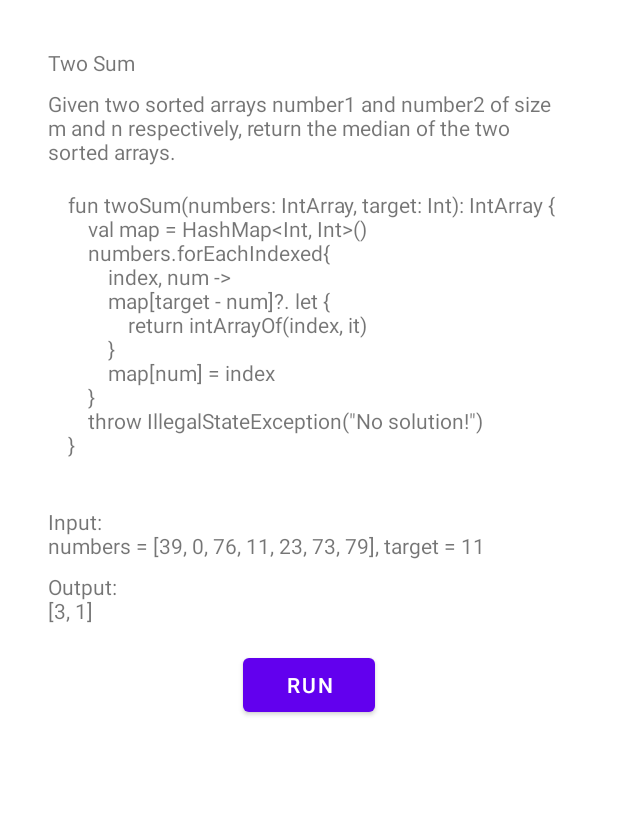
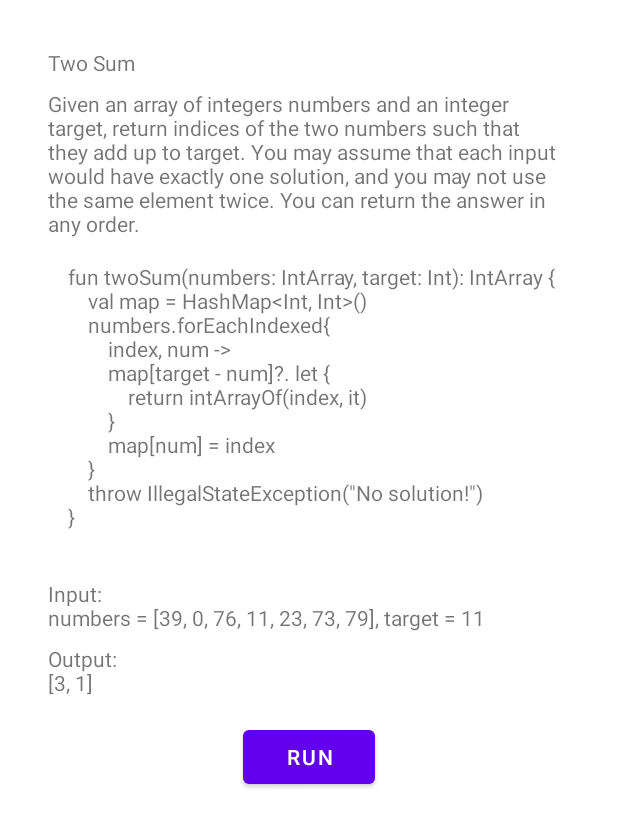
Before and after one commit to Deathhit/MyLeetCodeSolutions, an Android app: the screen it shows after launch (QuestionActivity), after a tap on "Two Sum", on a phone screen of 412 x 824 dp. Shown: the top 827 px of the screen. Run offline under Robolectric (Android 15) with nearby library versions, the phone set to English and light mode, and no system bars.

Commit message:
Correct references.

```diff
--- a/app/src/main/java/com/deathhit/myleetcodesolutions/MainActivity.kt
+++ b/app/src/main/java/com/deathhit/myleetcodesolutions/MainActivity.kt
@@ -28,7 +28,7 @@ class MainActivity : StateActivity<MainActivityViewModel.State, MainActivityView
             }
         })
 
-        savedInstanceState ?: kotlin.run { viewModel.addQuestionListFragment() }
+        savedInstanceState ?: viewModel.addQuestionListFragment()
     }
 
     override fun createViewModel(args: Bundle): MainActivityViewModel {
--- a/app/src/main/java/com/deathhit/myleetcodesolutions/QuestionActivity.kt
+++ b/app/src/main/java/com/deathhit/myleetcodesolutions/QuestionActivity.kt
@@ -43,7 +43,7 @@ class QuestionActivity :
             state.eventAddTwoSumFragment.signForEvent(this)?.let { addTwoSumFragment() }
         })
 
-        savedInstanceState ?: kotlin.run { viewModel.addTheTargetFragment() }
+        savedInstanceState ?: viewModel.addTheTargetFragment()
     }
 
     override fun onFragmentAttach(fragment: Fragment) {
--- a/app/src/main/java/com/deathhit/myleetcodesolutions/add_two_numbers/AddTwoNumbersFragment.kt
+++ b/app/src/main/java/com/deathhit/myleetcodesolutions/add_two_numbers/AddTwoNumbersFragment.kt
@@ -16,7 +16,7 @@ class AddTwoNumbersFragment : StateFragment<AddTwoNumbersViewModel.State, AddTwo
         private const val ID_TEXT_CODE = R.id.textView_code
         private const val ID_TEXT_INPUT = R.id.textView_input
         private const val ID_TEXT_OUTPUT = R.id.textView_output
-        private const val LAYOUT = R.layout.fragment_two_sum
+        private const val LAYOUT = R.layout.fragment_add_two_numbers
 
         fun create(): AddTwoNumbersFragment = AddTwoNumbersFragment()
     }
@@ -32,7 +32,7 @@ class AddTwoNumbersFragment : StateFragment<AddTwoNumbersViewModel.State, AddTwo
 
     override fun onCreate(savedInstanceState: Bundle?) {
         super.onCreate(savedInstanceState)
-        viewModel.run()
+        savedInstanceState ?: viewModel.run()
     }
 
     override fun onCreateView(
--- a/app/src/main/java/com/deathhit/myleetcodesolutions/question_list/QuestionListFragment.kt
+++ b/app/src/main/java/com/deathhit/myleetcodesolutions/question_list/QuestionListFragment.kt
@@ -29,7 +29,7 @@ class QuestionListFragment : StateFragment<QuestionListViewModel.State, Question
 
     override fun onCreate(savedInstanceState: Bundle?) {
         super.onCreate(savedInstanceState)
-        savedInstanceState ?: kotlin.run { viewModel.loadQuestionList() }
+        savedInstanceState ?: viewModel.loadQuestionList()
     }
 
     override fun onCreateView(
--- a/app/src/main/java/com/deathhit/myleetcodesolutions/two_sum/TwoSumFragment.kt
+++ b/app/src/main/java/com/deathhit/myleetcodesolutions/two_sum/TwoSumFragment.kt
@@ -32,7 +32,7 @@ class TwoSumFragment : StateFragment<TwoSumViewModel.State, TwoSumViewModel>() {
 
     override fun onCreate(savedInstanceState: Bundle?) {
         super.onCreate(savedInstanceState)
-        viewModel.run()
+        savedInstanceState ?: viewModel.run()
     }
 
     override fun onCreateView(
--- a/app/src/main/res/values/strings.xml
+++ b/app/src/main/res/values/strings.xml
@@ -54,7 +54,9 @@
 <p>&#160; &#160; }</p>
 ]]>
     </string>
-    <string name="two_sum_description">Given two sorted arrays number1 and number2 of size m and n respectively, return the median of the two sorted arrays.</string>
+    <string name="two_sum_description">Given an array of integers numbers and an integer target, return indices of the two numbers such that they add up to target.
+You may assume that each input would have exactly one solution, and you may not use the same element twice.
+You can return the answer in any order.</string>
     <string name="two_sum_numbers_x">numbers = %s</string>
     <string name="two_sum_target_x">target = %s</string>
     <string name="two_sum_title">Two Sum</string>
```
